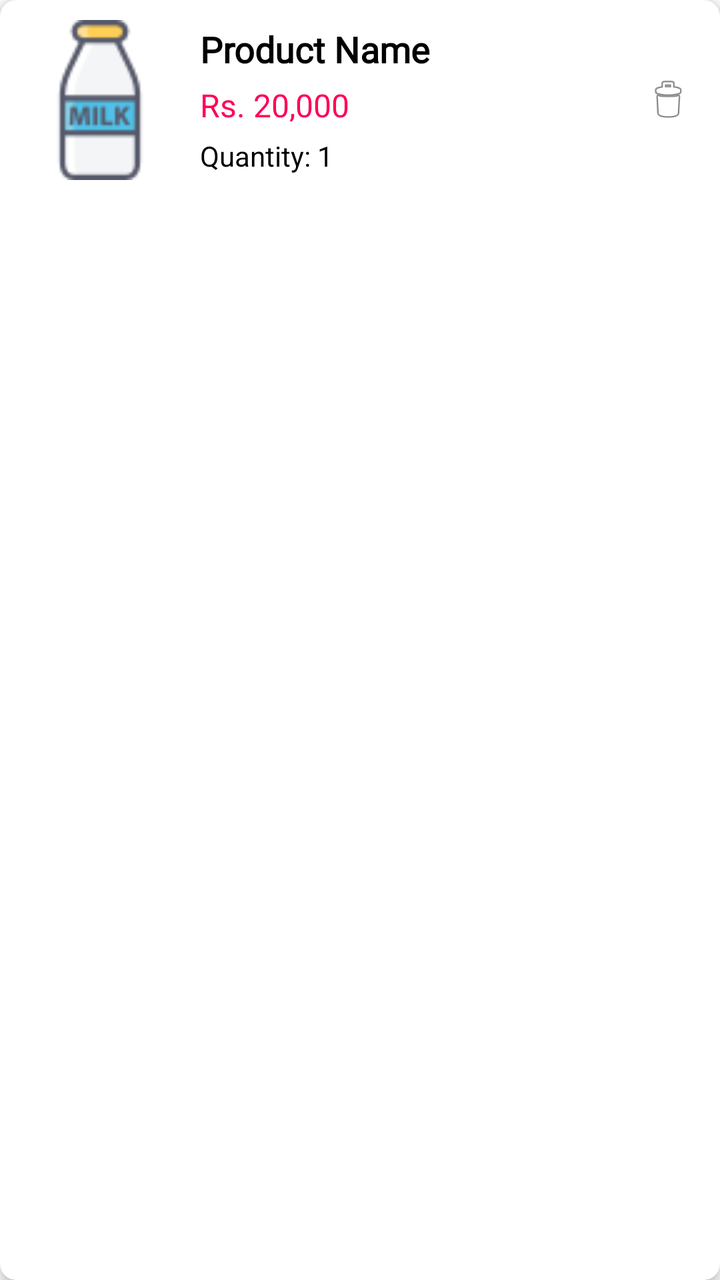
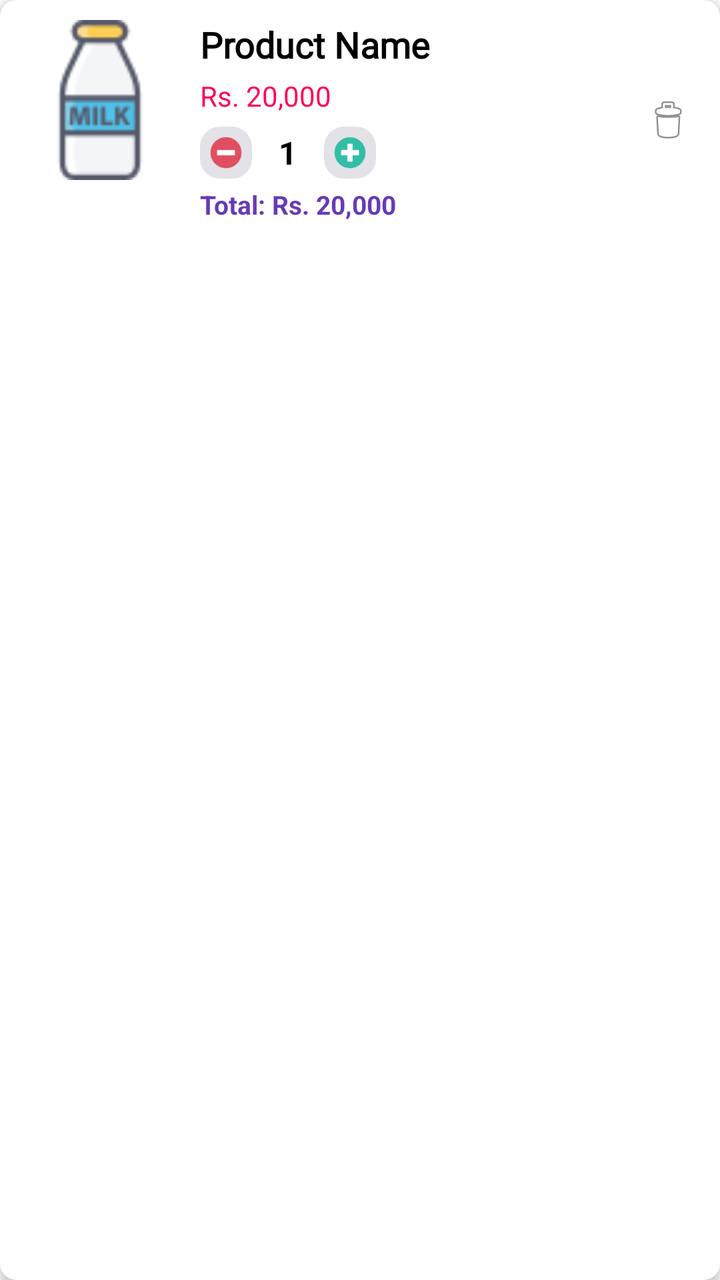

Before-and-after screenshots of an Android layout around one commit, followed by the original layout XML and the change that was made.
<!-- AndroidManifest.xml: application theme Theme.ECommerceApp -->
<!-- res/layout/cart_item.xml -->
<?xml version="1.0" encoding="utf-8"?>
<androidx.cardview.widget.CardView xmlns:android="http://schemas.android.com/apk/res/android"
    xmlns:app="http://schemas.android.com/apk/res-auto"
    android:layout_width="match_parent"
    android:layout_height="wrap_content"
    android:layout_margin="8dp"
    app:cardCornerRadius="8dp"
    app:cardElevation="4dp">

    <RelativeLayout
        android:layout_width="match_parent"
        android:layout_height="wrap_content"
        android:padding="10dp">

        <ImageView
            android:id="@+id/cart_img"
            android:layout_width="80dp"
            android:layout_height="80dp"
            android:scaleType="centerCrop"
            android:src="@drawable/milk" />

        <LinearLayout
            android:layout_width="wrap_content"
            android:layout_height="wrap_content"
            android:layout_centerVertical="true"
            android:layout_marginStart="10dp"
            android:layout_toEndOf="@id/cart_img"
            android:layout_toStartOf="@id/delete_btn"
            android:orientation="vertical">

            <TextView
                android:id="@+id/cart_prod_name"
                android:layout_width="wrap_content"
                android:layout_height="wrap_content"
                android:ellipsize="end"
                android:fontFamily="@font/crimson"
                android:maxLines="1"
                android:text="Product Name"
                android:textColor="@color/black"
                android:textSize="18sp"
                android:textStyle="bold" />

            <TextView
                android:id="@+id/cart_prod_price"
                android:layout_width="wrap_content"
                android:layout_height="wrap_content"
                android:layout_marginTop="5dp"
                android:text="Rs. 20,000"
                android:textColor="@color/pink"
                android:textSize="16sp" />

            <TextView
                android:id="@+id/cart_prod_qty"
                android:layout_width="wrap_content"
                android:layout_height="wrap_content"
                android:layout_marginTop="5dp"
                android:text="Quantity: 1"
                android:textColor="@color/black"
                android:textSize="14sp" />

        </LinearLayout>

        <ImageView
            android:id="@+id/delete_btn"
            android:layout_width="32dp"
            android:layout_height="32dp"
            android:layout_alignParentEnd="true"
            android:layout_centerVertical="true"
            android:padding="4dp"
            android:src="@android:drawable/ic_menu_delete" />

    </RelativeLayout>

</androidx.cardview.widget.CardView>
<!-- resources referenced by this layout -->
<resources>
  <color name="black">#FF000000</color>
  <color name="pink">#FF0057</color>
  <!-- drawable milk: png bitmap (drawable, 2243 bytes) -->
  <style name="Theme.ECommerceApp" parent="Theme.MaterialComponents.DayNight.DarkActionBar">
          
          <item name="colorPrimary">#FFB952</item>
          <item name="colorPrimaryVariant">@color/pink</item>
          <item name="colorOnPrimary">@color/black</item>
          
          <item name="colorSecondary">@color/teal_200</item>
          <item name="colorSecondaryVariant">@color/teal_700</item>
          <item name="colorOnSecondary">@color/black</item>
          
          <item name="android:statusBarColor">?attr/colorPrimaryVariant</item>
          
      </style>
  <color name="teal_200">#FF03DAC5</color>
  <color name="teal_700">#FF018786</color>
</resources>

<!-- the commit's change to res/layout/cart_item.xml (unified diff, before → after) -->
@@ -20,6 +20,7 @@
             android:src="@drawable/milk" />
 
         <LinearLayout
+            android:id="@+id/cart_text_layout"
             android:layout_width="wrap_content"
             android:layout_height="wrap_content"
             android:layout_centerVertical="true"
@@ -44,19 +45,58 @@
                 android:id="@+id/cart_prod_price"
                 android:layout_width="wrap_content"
                 android:layout_height="wrap_content"
-                android:layout_marginTop="5dp"
+                android:layout_marginTop="4dp"
                 android:text="Rs. 20,000"
                 android:textColor="@color/pink"
-                android:textSize="16sp" />
+                android:textSize="14sp" />
+
+            
+            <LinearLayout
+                android:layout_width="wrap_content"
+                android:layout_height="wrap_content"
+                android:orientation="horizontal"
+                android:gravity="center_vertical"
+                android:layout_marginTop="6dp">
+
+                <ImageButton
+                    android:id="@+id/cart_qty_minus"
+                    android:layout_width="26dp"
+                    android:layout_height="26dp"
+                    android:src="@drawable/iconminus"
+                    android:background="@drawable/grey_circular_border"
+                    android:padding="5dp"
+                    android:scaleType="fitCenter" />
+
+                <TextView
+                    android:id="@+id/cart_qty_tv"
+                    android:layout_width="36dp"
+                    android:layout_height="wrap_content"
+                    android:text="1"
+                    android:textSize="16sp"
+                    android:textStyle="bold"
+                    android:gravity="center"
+                    android:textColor="@color/black" />
+
+                <ImageButton
+                    android:id="@+id/cart_qty_plus"
+                    android:layout_width="26dp"
+                    android:layout_height="26dp"
+                    android:src="@drawable/plusicon"
+                    android:background="@drawable/grey_circular_border"
+                    android:padding="5dp"
+                    android:scaleType="fitCenter" />
+
+            </LinearLayout>
 
             <TextView
-                android:id="@+id/cart_prod_qty"
+                android:id="@+id/cart_item_total"
                 android:layout_width="wrap_content"
                 android:layout_height="wrap_content"
-                android:layout_marginTop="5dp"
-                android:text="Quantity: 1"
-                android:textColor="@color/black"
-                android:textSize="14sp" />
+                android:layout_marginTop="4dp"
+                android:text="Total: Rs. 20,000"
+                android:textColor="#673AB7"
+                android:textSize="13sp"
+                android:textStyle="bold" />
 
         </LinearLayout>
 
<!-- resource entries referenced after the edit -->
@@ -2,7 +2,19 @@
 <resources>
   <color name="black">#FF000000</color>
   <color name="pink">#FF0057</color>
+  <!-- drawable grey_circular_border (drawable) -->
+  <?xml version="1.0" encoding="utf-8"?>
+  <selector xmlns:android="http://schemas.android.com/apk/res/android">
+  <item>
+      <shape android:shape="rectangle">
+          <corners android:radius="10dp"/>
+          <solid android:color="#E3E2E7"/>
+      </shape>
+  </item>
+  </selector>
+  <!-- drawable iconminus: png bitmap (drawable, 1542 bytes) -->
   <!-- drawable milk: png bitmap (drawable, 2243 bytes) -->
+  <!-- drawable plusicon: png bitmap (drawable, 1658 bytes) -->
   <style name="Theme.ECommerceApp" parent="Theme.MaterialComponents.DayNight.DarkActionBar">
           
           <item name="colorPrimary">#FFB952</item>
